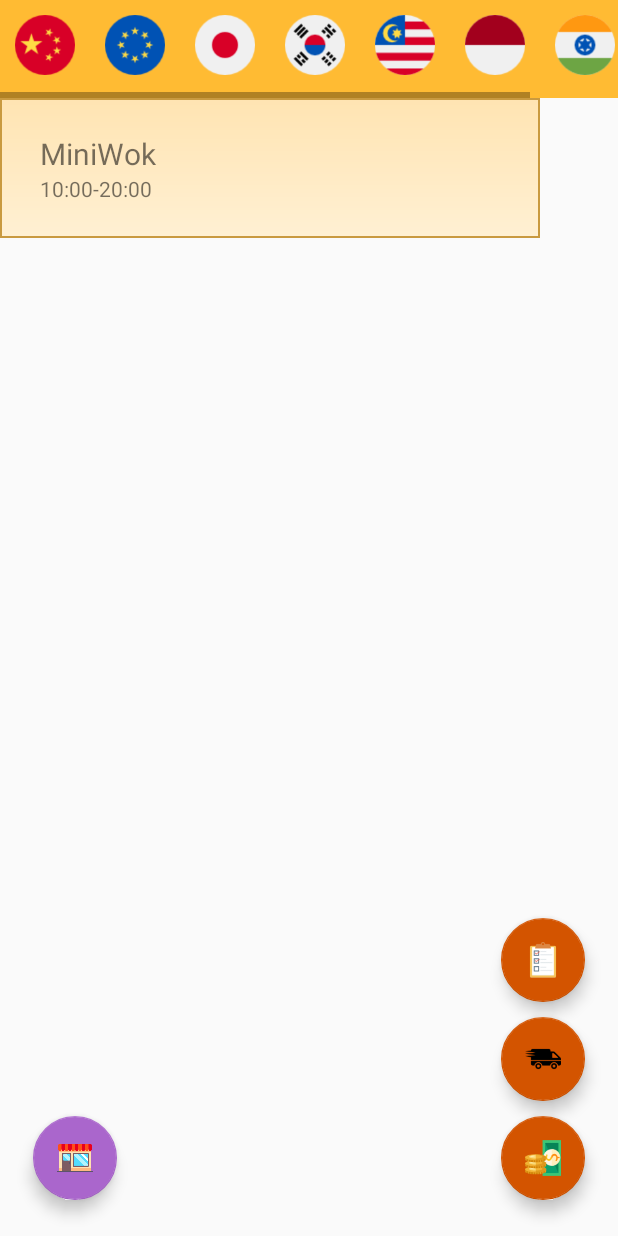
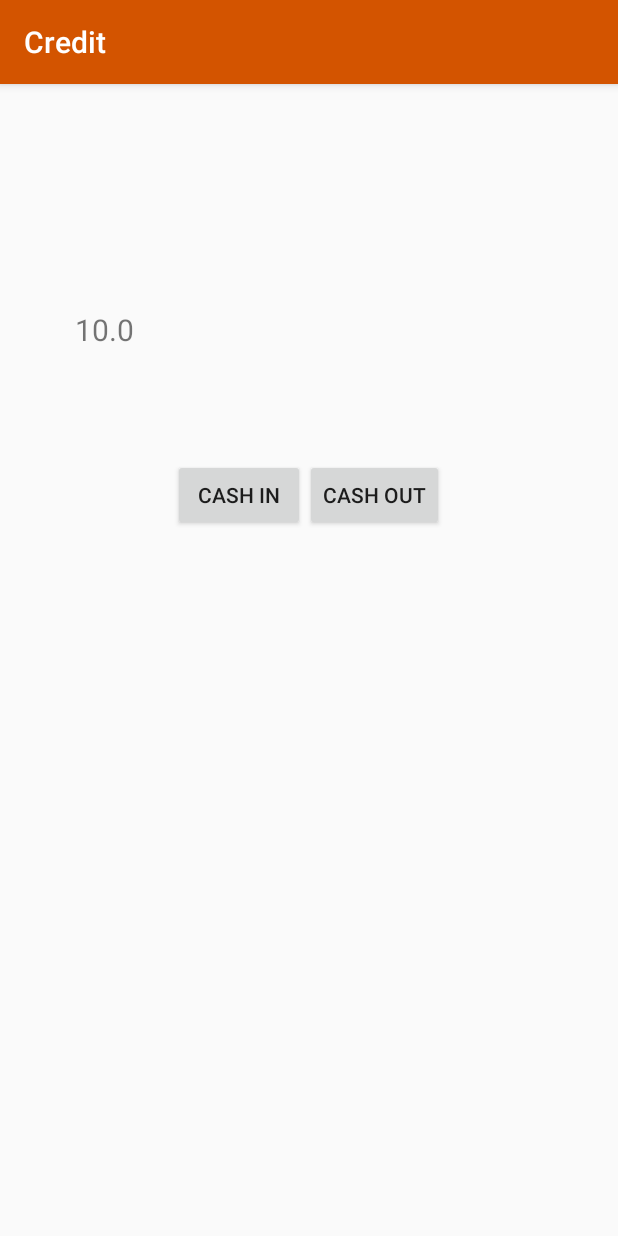
Before and after one commit to shelinals/caNTU_db, an Android app: the MainActivity screen opened directly, with no data from a screen before it, after a tap on an icon or button, on a phone screen of 412 x 824 dp. Run offline under Robolectric (Android 15) with nearby library versions, the phone set to English and light mode, and no system bars; 2 statements that could not run were skipped.

Commit message:
add credit.

```diff
--- a/app/src/main/AndroidManifest.xml
+++ b/app/src/main/AndroidManifest.xml
@@ -28,11 +28,6 @@
         </activity>
         <activity
             android:label="@string/app_name"
-            android:name=".OwnerActivity"
-            android:screenOrientation="sensorPortrait">
-        </activity>
-        <activity
-            android:label="@string/app_name"
             android:name=".LoginActivity"
             android:screenOrientation="sensorPortrait">
         </activity>
@@ -40,6 +35,19 @@
             android:label="Dabao Request"
             android:background="@color/pumpkin"
             android:name=".DabaoerActivity"
+            android:theme="@style/AppTheme1"
+            android:screenOrientation="sensorPortrait">
+        </activity>
+        <activity
+            android:label="@string/app_name"
+            android:name=".OwnerActivity"
+            android:screenOrientation="sensorPortrait">
+        </activity>
+        <activity
+            android:label="Credit"
+            android:name=".Credit"
+            android:background="@color/pumpkin"
+            android:theme="@style/AppTheme1"
             android:screenOrientation="sensorPortrait">
         </activity>
 
--- /dev/null
+++ b/app/src/main/java/com/root/cz3002/cantu/Credit.java
@@ -0,0 +1,27 @@
+package com.root.cz3002.cantu;
+
+import android.os.Bundle;
+import android.support.v7.app.AppCompatActivity;
+import android.widget.TextView;
+
+/**
+ * Created by brigi on 10/10/2017.
+ */
+
+public class Credit extends AppCompatActivity {
+    @Override
+    protected void onCreate(Bundle savedInstanceState) {
+        super.onCreate(savedInstanceState);
+        setContentView(R.layout.credit);
+
+        CreditItem cr = new CreditItem(10.00);
+
+        TextView tv1 = (TextView) findViewById(R.id.crText);
+        tv1.setText("Credit:");
+        tv1.setTextSize(20);
+
+        TextView tv2 = (TextView) findViewById(R.id.credit);
+        tv1.setText(String.valueOf(cr.getCredit()));
+        tv1.setTextSize(20);
+    }
+}
--- /dev/null
+++ b/app/src/main/java/com/root/cz3002/cantu/CreditItem.java
@@ -0,0 +1,18 @@
+package com.root.cz3002.cantu;
+
+/**
+ * Created by brigi on 12/10/2017.
+ */
+
+public class CreditItem {
+    private String userName;
+    private double credit;
+
+    public CreditItem(double credit){
+        this.credit = credit;
+    }
+
+    public double getCredit(){
+        return credit;
+    }
+}
--- a/app/src/main/java/com/root/cz3002/cantu/MainActivity.java
+++ b/app/src/main/java/com/root/cz3002/cantu/MainActivity.java
@@ -104,8 +104,8 @@ public class MainActivity extends AppCompatActivity {
             @Override
             public void onClick(View v) {
                 Intent intent = new Intent(context, DabaoerActivity.class);
-                startActivity(intent);
-                finish();
+                    startActivity(intent);
+                    finish();
             }
         });
 
@@ -115,7 +115,7 @@ public class MainActivity extends AppCompatActivity {
         creditCard.setOnClickListener(new View.OnClickListener() {
             @Override
             public void onClick(View v) {
-                Intent intent = new Intent(context, MainActivity.class);
+                Intent intent = new Intent(context, Credit.class);
                 startActivity(intent);
                 finish();
             }
--- /dev/null
+++ b/app/src/main/java/com/root/cz3002/cantu/OrderActivity.java
@@ -0,0 +1,16 @@
+package com.root.cz3002.cantu;
+
+import android.app.ActionBar;
+import android.os.Bundle;
+import android.support.v7.app.AppCompatActivity;
+
+/**
+ * Created by brigi on 10/10/2017.
+ */
+
+public class OrderActivity extends AppCompatActivity {
+    @Override
+    public void onCreate(Bundle savedInstanceState) {
+        super.onCreate(savedInstanceState);
+    }
+}
--- a/app/src/main/res/layout/activity_order.xml
+++ b/app/src/main/res/layout/activity_order.xml
@@ -1,6 +1,5 @@
 <?xml version="1.0" encoding="utf-8"?>
-<LinearLayout xmlns:android="http://schemas.android.com/apk/res/android"
-    android:orientation="vertical" android:layout_width="match_parent"
-    android:layout_height="match_parent">
-
-</LinearLayout>
+<android.support.v4.view.ViewPager xmlns:android="http://schemas.android.com/apk/res/android"
+    android:id="@+id/pager"
+    android:layout_width="match_parent"
+    android:layout_height="match_parent" />
--- /dev/null
+++ b/app/src/main/res/layout/credit.xml
@@ -0,0 +1,42 @@
+<?xml version="1.0" encoding="utf-8"?>
+<LinearLayout xmlns:android="http://schemas.android.com/apk/res/android"
+    android:orientation="vertical" android:layout_width="match_parent"
+    android:layout_height="match_parent">
+    <LinearLayout
+        android:layout_width="match_parent"
+        android:layout_height="100dp"
+        android:layout_marginTop="150dp"
+        android:orientation="horizontal">
+        <TextView
+            android:id="@+id/crText"
+            android:layout_width="match_parent"
+            android:layout_height="80dp"
+            android:layout_marginLeft="50dp"
+            android:layout_weight="1"/>
+        <TextView
+            android:id="@+id/credit"
+            android:layout_width="match_parent"
+            android:layout_height="80dp"
+            android:layout_marginRight="50dp"
+            android:layout_weight="1"/>
+    </LinearLayout>
+
+    <LinearLayout
+        android:layout_width="match_parent"
+        android:layout_height="wrap_content"
+        android:gravity="center"
+        android:orientation="horizontal">
+    <Button
+        android:id="@+id/cash_in"
+        android:text="cash in"
+        android:layout_width="wrap_content"
+        android:layout_height="wrap_content" />
+
+    <Button
+        android:id="@+id/cash_out"
+        android:text="cash out"
+        android:layout_width="wrap_content"
+        android:layout_height="wrap_content" />
+    </LinearLayout>
+
+</LinearLayout>
--- a/app/src/main/res/values/colors.xml
+++ b/app/src/main/res/values/colors.xml
@@ -6,4 +6,5 @@
     <color name="holoYellow">#ffffbb33</color>
     <color name="holoPurple">#ffaa66cc</color>
     <color name="pumpkin">#d35400</color>
+    <color name="pomegranate">#c0392b</color>
 </resources>
--- a/app/src/main/res/values/styles.xml
+++ b/app/src/main/res/values/styles.xml
@@ -8,4 +8,12 @@
         <item name="colorAccent">@color/colorAccent</item>
     </style>
 
+    <style name="AppTheme1" parent="Theme.AppCompat.Light.DarkActionBar">
+        <!-- Customize your theme here. -->
+        <item name="colorPrimary">@color/pumpkin</item>
+        <item name="colorPrimaryDark">@color/pomegranate</item>
+        <item name="colorAccent">@color/colorAccent</item>
+    </style>
+
+
 </resources>
```
